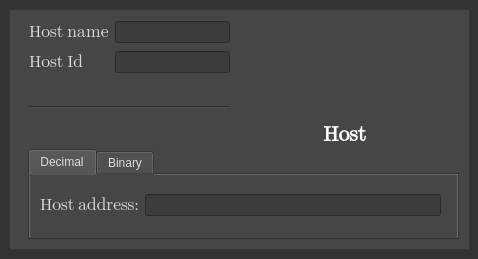
First picture: the form in src/widgetApp/HostDialog.ui, repository Projekt-zespolowy-TIU/DesignYourNetwork, before the edit.
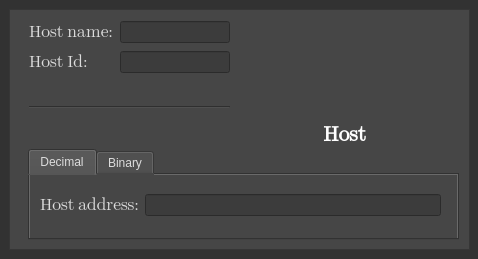
Second picture: the form after the edit. Icons and pictures are not drawn.

Commit message: grid checkbox & size

Diff of the .ui file:
```diff
--- a/src/widgetApp/HostDialog.ui
+++ b/src/widgetApp/HostDialog.ui
@@ -289,7 +289,7 @@
         </font>
        </property>
        <property name="text">
-        <string>Host name</string>
+        <string>Host name:</string>
        </property>
       </widget>
      </item>
@@ -305,7 +305,7 @@
         </font>
        </property>
        <property name="text">
-        <string>Host Id</string>
+        <string>Host Id:</string>
        </property>
       </widget>
      </item>
```
The commit also changes 4 other files.
